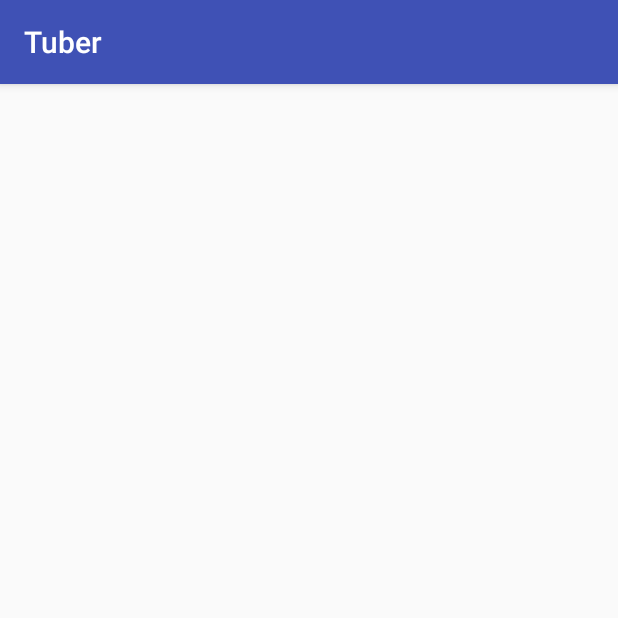
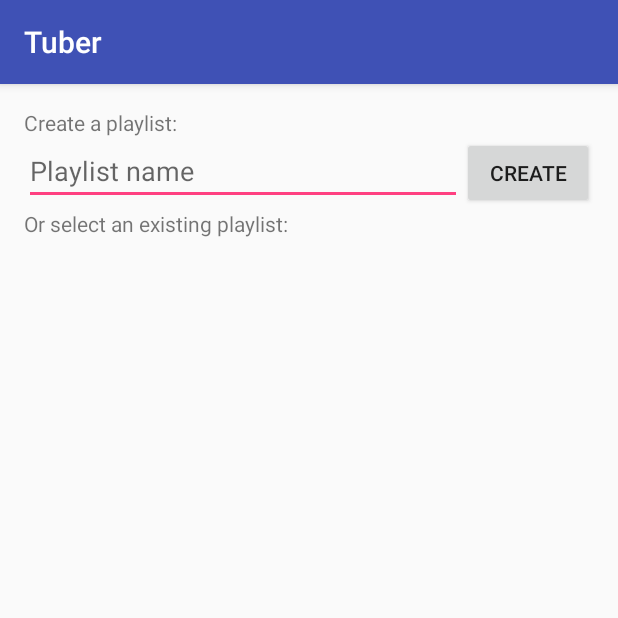
Before and after one commit to mymikemiller/Tuber, an Android app: the PlaylistsActivity screen opened directly, with no data from a screen before it, on a phone screen of 412 x 824 dp, the top half of it. Run offline under Robolectric (Android 15) with nearby library versions, the phone set to English and light mode, and no system bars; libraries missing offline, so code that uses them is left out: com.google.api.client, com.google.api.services; 5 statements that could not run were skipped.

Commit message:
Added the ability to create a playlist to manage

```diff
--- a/app/src/main/java/com/phistrix/tuber/PlaylistManager.java
+++ b/app/src/main/java/com/phistrix/tuber/PlaylistManager.java
@@ -22,6 +22,5 @@ public class PlaylistManager {
     public PlaylistManager(YouTube youTube, String playlistId) {
         mYouTube = youTube;
         mPlaylistId = playlistId;
-
     }
 }
--- a/app/src/main/res/layout/activity_playlists.xml
+++ b/app/src/main/res/layout/activity_playlists.xml
@@ -1,14 +1,49 @@
 <?xml version="1.0" encoding="utf-8"?>
-<RelativeLayout xmlns:android="http://schemas.android.com/apk/res/android"
+<LinearLayout xmlns:android="http://schemas.android.com/apk/res/android"
     xmlns:tools="http://schemas.android.com/tools"
     android:id="@+id/activity_main"
     android:layout_width="match_parent"
     android:layout_height="match_parent"
+    android:orientation="vertical"
     android:paddingBottom="@dimen/activity_vertical_margin"
     android:paddingLeft="@dimen/activity_horizontal_margin"
     android:paddingRight="@dimen/activity_horizontal_margin"
     android:paddingTop="@dimen/activity_vertical_margin"
     tools:context="com.phistrix.tuber.PlaylistsActivity">
+
+    <TextView
+        android:layout_width="wrap_content"
+        android:layout_height="wrap_content"
+        android:text="@string/create_a_playlist"/>
+
+    <LinearLayout
+        android:orientation="horizontal"
+        android:layout_width="match_parent"
+        android:layout_height="wrap_content">
+
+        <EditText
+            android:layout_alignParentLeft="true"
+            android:hint="@string/playlist_name"
+            android:layout_weight="1"
+            android:id="@+id/create_playlist_name"
+            android:layout_height="wrap_content"
+            android:layout_width="fill_parent">
+        </EditText>
+
+        <Button
+            android:text="@string/create"
+            android:id="@+id/create_playlist_button"
+            android:layout_height="wrap_content"
+            android:layout_width="wrap_content"
+            android:onClick="onPlaylistButtonClicked">
+        </Button>
+
+    </LinearLayout>
+
+    <TextView
+        android:layout_width="wrap_content"
+        android:layout_height="wrap_content"
+        android:text="@string/select_a_playlist"/>
 
     <ListView
         android:id="@+id/listViewPlaylists"
@@ -18,4 +53,4 @@
         android:divider="#0000CC"
         >
     </ListView>
-</RelativeLayout>
+</LinearLayout>
--- a/app/src/main/res/values/strings.xml
+++ b/app/src/main/res/values/strings.xml
@@ -3,4 +3,10 @@
     <string name="accounts">Account</string>
     <string name="playlist">Playlist</string>
     <string name="playlist_key">playlist</string>
+    <string name="create_a_playlist">Create a playlist:</string>
+    <string name="create">Create</string>
+    <string name="select_a_playlist">Or select an existing playlist:</string>
+    <string name="playlist_name">Playlist name</string>
+    <string name="playlist_description">Playlist managed by Tuber for Android</string>
+    <string name="enter_playlist_name">Enter the name of a playlist to create</string>
 </resources>
```
Also changed, not shown: app/src/main/java/com/phistrix/tuber/PlaylistsActivity.java (+77 -3 lines).
